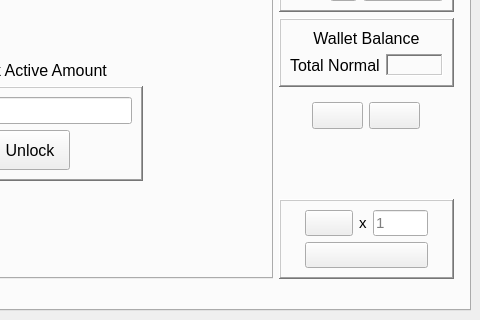
Above: src/main/python/qtguidesign.ui from marmarachain/marmara-connector before the change; both pictures show x 544 to 1024 and y 448 to 768 of the 1024 by 768 pixel window. Below: the same form after it.
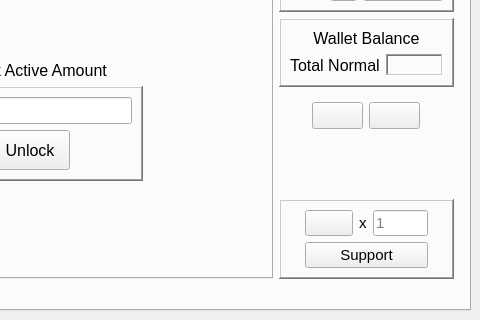
That is the form after the change. Icons and pictures are not drawn.

Commit message: [add] support button text added from gui design

The edit to the form file:
```diff
--- a/src/main/python/qtguidesign.ui
+++ b/src/main/python/qtguidesign.ui
@@ -1460,7 +1460,7 @@
                 </font>
                </property>
                <property name="text">
-                <string/>
+                <string>Support</string>
                </property>
               </widget>
              </item>
```
Left out of the diff: 6 changed lines with no effect on the pictures. The commit also changes 2 other files.
